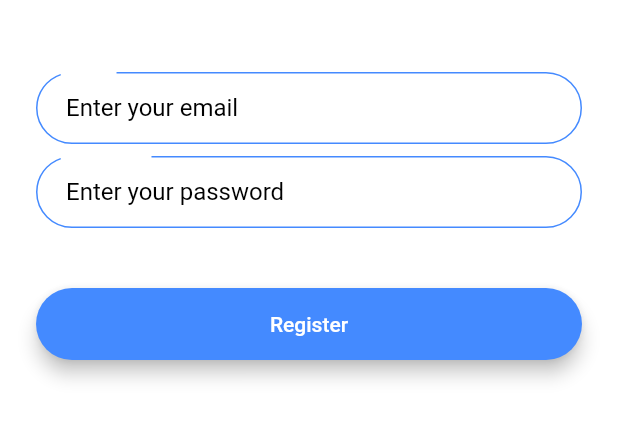
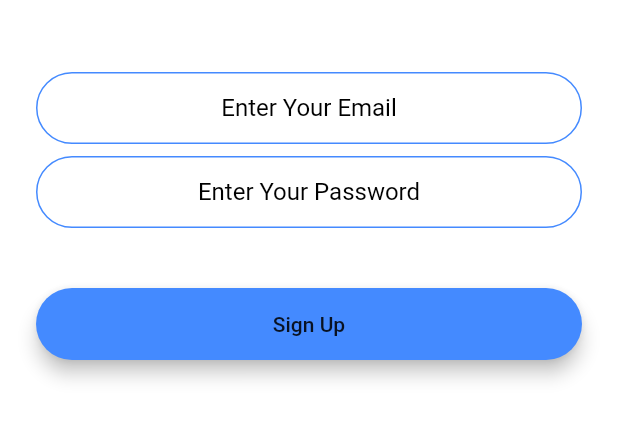
Before and after one commit to USMAN7865/Chat-App, a Flutter app: the RegistrationScreen screen opened directly, on a phone screen of 412 x 824 dp, the part 576-1018 px from its top. Run offline on Flutter 3.47's test engine with Material 2 defaults, Android fonts, the phone set to English and light mode, and no system bars; our stand-ins replace animated_text_kit, cloud_firestore, firebase_auth, firebase_core, modal_progress_hud; accounts and stored records are empty.

Commit message:
Day 2 commit

```diff
--- /dev/null
+++ b/lib/Constants/constants.dart
@@ -0,0 +1,57 @@
+// ignore_for_file: must_be_immutable, non_constant_identifier_names
+
+import 'package:flutter/material.dart';
+
+class RoundedButton extends StatelessWidget {
+  String text;
+  VoidCallback onTap;
+  Color btnColor;
+
+  RoundedButton(
+      {Key? key,
+      required this.text,
+      required this.onTap,
+      required this.btnColor})
+      : super(key: key);
+
+  @override
+  Widget build(BuildContext context) {
+    return Padding(
+      padding: const EdgeInsets.symmetric(vertical: 16.0),
+      child: Material(
+        color: btnColor,
+        borderRadius: BorderRadius.circular(30.0),
+        elevation: 5.0,
+        child: MaterialButton(
+          onPressed: onTap,
+          minWidth: 200.0,
+          height: 42.0,
+          child: Text(
+            text,
+          ),
+        ),
+      ),
+    );
+  }
+}
+
+InputDecoration KTextFielddecoration() {
+  return const InputDecoration(
+    floatingLabelBehavior: FloatingLabelBehavior.always,
+    hintStyle: TextStyle(color: Colors.black),
+    hintText: '',
+    // labelText: 'Email',
+    contentPadding: EdgeInsets.symmetric(vertical: 10.0, horizontal: 20.0),
+    border: OutlineInputBorder(
+      borderRadius: BorderRadius.all(Radius.circular(32.0)),
+    ),
+    enabledBorder: OutlineInputBorder(
+      borderSide: BorderSide(color: Colors.blueAccent, width: 1.0),
+      borderRadius: BorderRadius.all(Radius.circular(32.0)),
+    ),
+    focusedBorder: OutlineInputBorder(
+      borderSide: BorderSide(color: Colors.blueAccent, width: 2.0),
+      borderRadius: BorderRadius.all(Radius.circular(32.0)),
+    ),
+  );
+}
--- a/lib/screens/registration_screen.dart
+++ b/lib/screens/registration_screen.dart
@@ -1,7 +1,11 @@
 // ignore_for_file: prefer_const_constructors
 
+import 'package:firebase_auth/firebase_auth.dart';
+import 'package:flash_chat_app/Constants/constants.dart';
 import 'package:flash_chat_app/screens/chat_screen.dart';
+
 import 'package:flutter/material.dart';
+import 'package:modal_progress_hud/modal_progress_hud.dart';
 
 class RegistrationScreen extends StatefulWidget {
   const RegistrationScreen({Key? key}) : super(key: key);
@@ -11,11 +15,18 @@ class RegistrationScreen extends StatefulWidget {
 }
 
 class _RegistrationScreenState extends State<RegistrationScreen> {
+  final _auth = FirebaseAuth.instance;
+
+  bool showSpinner = false;
+  String? email;
+  String? password;
   @override
   Widget build(BuildContext context) {
     return Scaffold(
       backgroundColor: Colors.white,
-      body: Padding(
+      body: ModalProgressHUD(
+        inAsyncCall: showSpinner,
+        child: Padding(
           padding: EdgeInsets.symmetric(horizontal: 24.0),
           child: Column(
             mainAxisAlignment: MainAxisAlignment.center,
@@ -24,7 +35,7 @@ class _RegistrationScreenState extends State<RegistrationScreen> {
               // ignore: sized_box_for_whitespace
               Hero(
                 tag: 'logo',
-              child: Container(
+                child: SizedBox(
                   height: 200.0,
                   child: Image.asset('images/logo.png'),
                 ),
@@ -32,86 +43,65 @@ class _RegistrationScreenState extends State<RegistrationScreen> {
               SizedBox(
                 height: 48.0,
               ),
-            TextFormField(
+              TextField(
+                textAlign: TextAlign.center,
+                keyboardType: TextInputType.emailAddress,
                 style: TextStyle(color: Colors.black),
                 onChanged: (value) {
-                //Do something with the user input.
+                  setState(() {
+                    email = value;
+                  });
                 },
-              decoration: InputDecoration(
-                floatingLabelBehavior: FloatingLabelBehavior.always,
-                hintStyle: TextStyle(color: Colors.black),
-                hintText: 'Enter your email',
-                labelText: 'Email',
-                contentPadding:
-                    EdgeInsets.symmetric(vertical: 10.0, horizontal: 20.0),
-                border: OutlineInputBorder(
-                  borderRadius: BorderRadius.all(Radius.circular(32.0)),
-                ),
-                enabledBorder: OutlineInputBorder(
-                  borderSide: BorderSide(color: Colors.blueAccent, width: 1.0),
-                  borderRadius: BorderRadius.all(Radius.circular(32.0)),
-                ),
-                focusedBorder: OutlineInputBorder(
-                  borderSide: BorderSide(color: Colors.blueAccent, width: 2.0),
-                  borderRadius: BorderRadius.all(Radius.circular(32.0)),
-                ),
-              ),
+                decoration: KTextFielddecoration()
+                    .copyWith(hintText: 'Enter Your Email'),
               ),
               SizedBox(
                 height: 8.0,
               ),
-            TextFormField(
+              TextField(
+                obscureText: true,
+                textAlign: TextAlign.center,
                 style: TextStyle(color: Colors.black),
                 onChanged: (value) {
+                  setState(() {
+                    password = value;
+                  });
+
                   //Do something with the user input.
                 },
-              decoration: InputDecoration(
-                floatingLabelBehavior: FloatingLabelBehavior.always,
-                hintStyle: TextStyle(color: Colors.black),
-                hintText: 'Enter your password',
-                labelText: 'Password',
-                contentPadding:
-                    EdgeInsets.symmetric(vertical: 10.0, horizontal: 20.0),
-                border: OutlineInputBorder(
-                  borderRadius: BorderRadius.all(Radius.circular(32.0)),
-                ),
-                enabledBorder: OutlineInputBorder(
-                  borderSide: BorderSide(color: Colors.blueAccent, width: 1.0),
-                  borderRadius: BorderRadius.all(Radius.circular(32.0)),
-                ),
-                focusedBorder: OutlineInputBorder(
-                  borderSide: BorderSide(color: Colors.blueAccent, width: 2.0),
-                  borderRadius: BorderRadius.all(Radius.circular(32.0)),
-                ),
-              ),
+                decoration: KTextFielddecoration()
+                    .copyWith(hintText: 'Enter Your Password'),
               ),
               SizedBox(
                 height: 24.0,
               ),
-            Padding(
-              padding: EdgeInsets.symmetric(vertical: 16.0),
-              child: Material(
-                color: Colors.blueAccent,
-                borderRadius: BorderRadius.all(Radius.circular(30.0)),
-                elevation: 5.0,
-                child: MaterialButton(
-                  onPressed: () {
+              RoundedButton(
+                  text: 'Sign Up',
+                  btnColor: Colors.blueAccent,
+                  onTap: () async {
+                    setState(() {
+                      showSpinner = true;
+                    });
+                    try {
+                      final newuser =
+                          await _auth.createUserWithEmailAndPassword(
+                              email: email!, password: password!);
+
+                      if (newuser != null) {
                         Navigator.push(context,
                             MaterialPageRoute(builder: (context) {
                           return ChatScreen();
                         }));
-                    //Implement registration functionality.
-                  },
-                  minWidth: 200.0,
-                  height: 42.0,
-                  child: Text(
-                    'Register',
-                    style: TextStyle(color: Colors.white),
+                      }
+                      setState(() {
+                        showSpinner = false;
+                      });
+                    } catch (e) {
+                      print(e);
+                    }
+                  }),
+            ],
           ),
-                ),
-              ),
-            ),
-          ],
         ),
       ),
     );
--- a/pubspec.yaml
+++ b/pubspec.yaml
@@ -33,6 +33,11 @@ dependencies:
   # The following adds the Cupertino Icons font to your application.
   # Use with the CupertinoIcons class for iOS style icons.
   cupertino_icons: ^1.0.2
+  animated_text_kit: ^4.2.2
+  firebase_auth: ^3.3.20
+  firebase_core: ^1.18.0
+  cloud_firestore: ^3.1.18
+  modal_progress_hud: ^0.1.3
 
 dev_dependencies:
   flutter_test:
```
Also changed, not shown: lib/main.dart (+9 -8 lines), lib/screens/chat_screen.dart (+31 -3 lines), lib/screens/login_screen.dart (+45 -63 lines), lib/screens/welcome_screen.dart (+54 -42 lines), pubspec.lock, 3 other files. Lines whose indentation alone changed are shown as unchanged.
